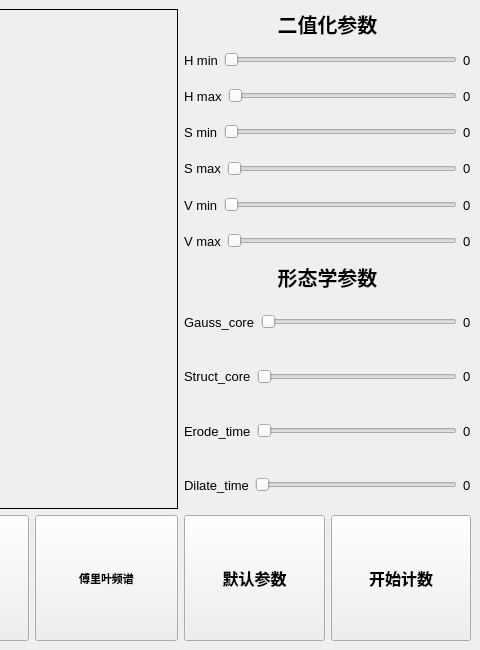
Above: MainWindow.ui from Humble-Engineer/cells_detect before the change; both pictures show x 720 to 1200 and y 0 to 650 of the 1200 by 650 pixel window. Below: the same form after it.
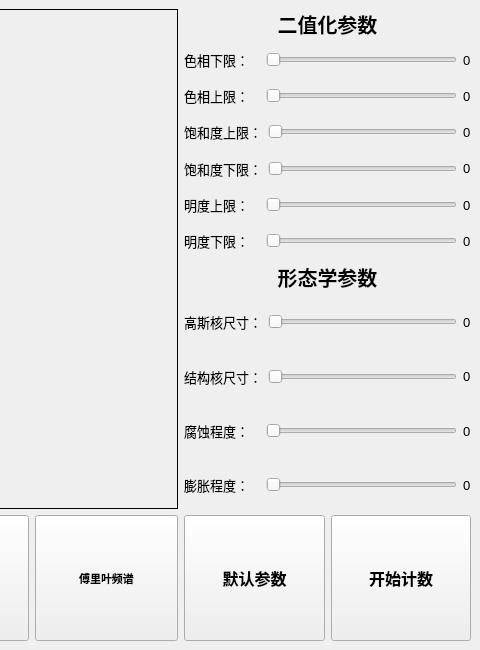
That is the form after the change.

Commit message: 设置默认保存名称

```diff
--- a/MainWindow.ui
+++ b/MainWindow.ui
@@ -111,7 +111,7 @@
         <item>
          <widget class="QLabel" name="label_4">
           <property name="text">
-           <string>H min</string>
+           <string>色相下限：   </string>
           </property>
          </widget>
         </item>
@@ -157,7 +157,7 @@
         <item>
          <widget class="QLabel" name="label_5">
           <property name="text">
-           <string>H max</string>
+           <string>色相上限：   </string>
           </property>
          </widget>
         </item>
@@ -203,7 +203,7 @@
         <item>
          <widget class="QLabel" name="label_6">
           <property name="text">
-           <string>S min</string>
+           <string>饱和度上限：</string>
           </property>
          </widget>
         </item>
@@ -249,7 +249,7 @@
         <item>
          <widget class="QLabel" name="label_7">
           <property name="text">
-           <string>S max</string>
+           <string>饱和度下限：</string>
           </property>
          </widget>
         </item>
@@ -295,7 +295,7 @@
         <item>
          <widget class="QLabel" name="label_8">
           <property name="text">
-           <string>V min</string>
+           <string>明度上限：   </string>
           </property>
          </widget>
         </item>
@@ -341,7 +341,7 @@
         <item>
          <widget class="QLabel" name="label_9">
           <property name="text">
-           <string>V max</string>
+           <string>明度下限：   </string>
           </property>
          </widget>
         </item>
@@ -426,7 +426,7 @@
         <item>
          <widget class="QLabel" name="label_11">
           <property name="text">
-           <string>Gauss_core</string>
+           <string>高斯核尺寸：</string>
           </property>
          </widget>
         </item>
@@ -478,7 +478,7 @@
         <item>
          <widget class="QLabel" name="label_12">
           <property name="text">
-           <string>Struct_core</string>
+           <string>结构核尺寸：</string>
           </property>
          </widget>
         </item>
@@ -524,7 +524,7 @@
         <item>
          <widget class="QLabel" name="label_13">
           <property name="text">
-           <string>Erode_time</string>
+           <string>腐蚀程度：   </string>
           </property>
          </widget>
         </item>
@@ -537,7 +537,7 @@
            </sizepolicy>
           </property>
           <property name="maximum">
-           <number>4</number>
+           <number>7</number>
           </property>
           <property name="singleStep">
            <number>1</number>
@@ -573,7 +573,7 @@
         <item>
          <widget class="QLabel" name="label_14">
           <property name="text">
-           <string>Dilate_time</string>
+           <string>膨胀程度：   </string>
           </property>
          </widget>
         </item>
```
The commit also changes 2 other files.
